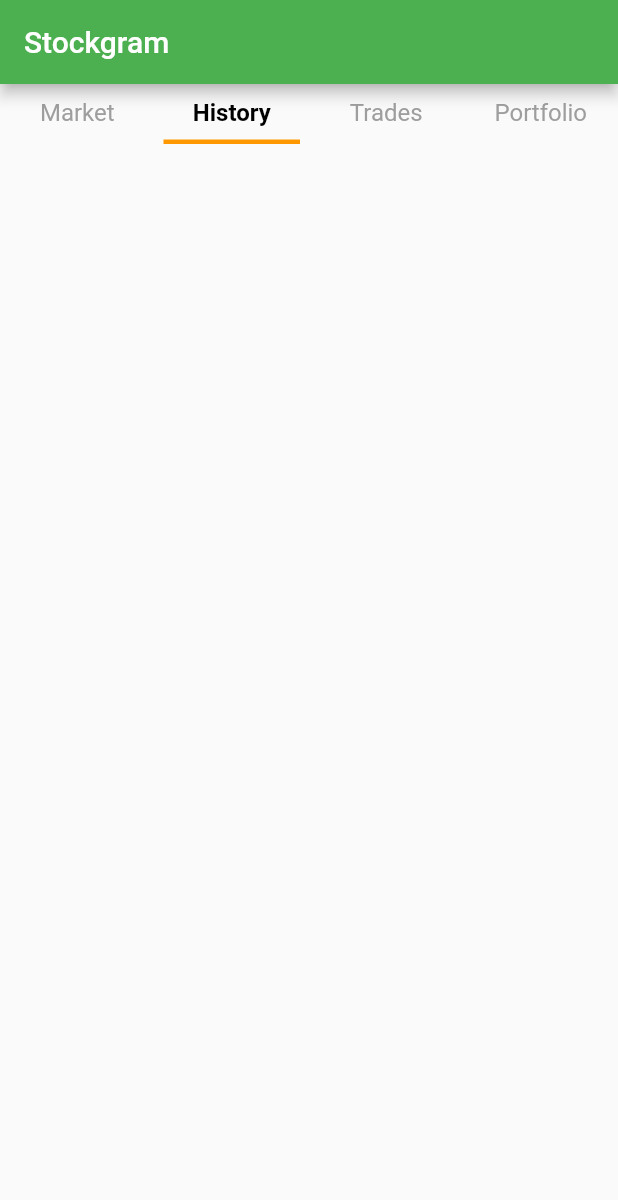
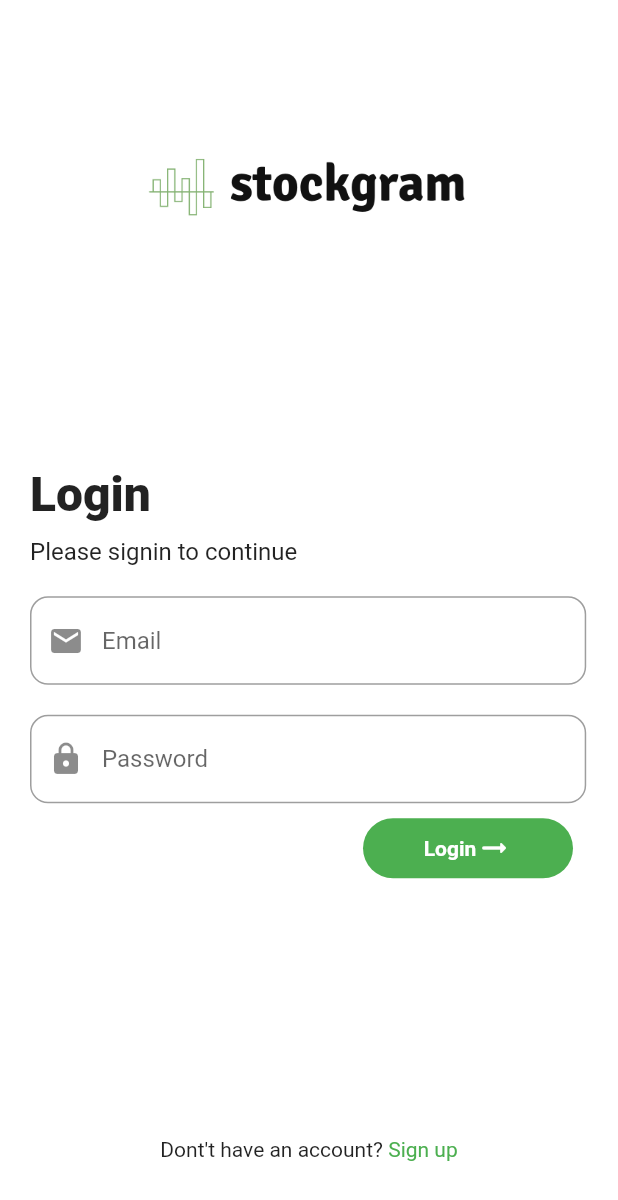
Before and after one commit to Jainaveen-M/stockgram, a Flutter app: the screen it shows after launch, on a phone screen of 412 x 824 dp. Shown: the top 1200 px of the screen. Run offline on Flutter 3.47's test engine with Material 2 defaults, Android fonts, the phone set to English and light mode, and no system bars; our stand-ins replace bloc, firebase_auth, firebase_core, flutter_bloc, get_it, sqflite; missing offline and left inert: web_socket_client; accounts and stored records are empty.

Commit message:
firebase and login screen setup

```diff
--- /dev/null
+++ b/lib/bloc/auth/auth_bloc.dart
@@ -0,0 +1,24 @@
+import 'dart:async';
+import 'package:firebase_auth/firebase_auth.dart';
+import 'package:flutter_bloc/flutter_bloc.dart';
+part 'auth_event.dart';
+part 'auth_state.dart';
+
+class AuthBloc extends Bloc<AuthEvent, AuthState> {
+  AuthBloc() : super(AuthInitial()) {
+    on<AuthLoginEvent>(_firebaseLogin);
+  }
+
+  FutureOr<void> _firebaseLogin(
+      AuthLoginEvent event, Emitter<AuthState> emit) async {
+    final UserCredential result =
+        await FirebaseAuth.instance.signInWithEmailAndPassword(
+      email: "jaitest@gmail.com",
+      password: "Jai@1234",
+    );
+    String? email = result.user!.email;
+    if (email != null) {
+      emit(AuthLoginSuccess(email: email));
+    } else {}
+  }
+}
--- /dev/null
+++ b/lib/bloc/auth/auth_event.dart
@@ -0,0 +1,12 @@
+part of 'auth_bloc.dart';
+
+abstract class AuthEvent {}
+
+class AuthLoginEvent extends AuthEvent {
+  final String email;
+  final String password;
+  AuthLoginEvent({
+    required this.email,
+    required this.password,
+  });
+}
--- /dev/null
+++ b/lib/bloc/auth/auth_state.dart
@@ -0,0 +1,19 @@
+part of 'auth_bloc.dart';
+
+class AuthState {}
+
+class AuthInitial extends AuthState {}
+
+class AuthLoginSuccess extends AuthState {
+  final String email;
+  AuthLoginSuccess({
+    required this.email,
+  });
+}
+
+class AuthLoginFailed extends AuthState {
+  final String message;
+  AuthLoginFailed({
+    required this.message,
+  });
+}
--- a/lib/bloc/order_history/order_history_bloc.dart
+++ b/lib/bloc/order_history/order_history_bloc.dart
@@ -1,5 +1,4 @@
 import 'dart:async';
-import 'dart:developer';
 import 'package:flutter_bloc/flutter_bloc.dart';
 import 'package:stockgram/data/models/order.dart';
 import 'package:stockgram/util/localstorage.dart';
--- a/lib/main.dart
+++ b/lib/main.dart
@@ -1,10 +1,15 @@
+import 'package:firebase_core/firebase_core.dart';
 import 'package:flutter/material.dart';
-import 'package:stockgram/presentation/screens/home.dart';
+import 'package:stockgram/firebase_options.dart';
+import 'package:stockgram/presentation/screens/auth_screen.dart';
 import 'package:stockgram/util/service_locator.dart';
 
-void main() {
+void main() async {
   WidgetsFlutterBinding.ensureInitialized();
   initServiceLocator();
+  await Firebase.initializeApp(
+    options: DefaultFirebaseOptions.currentPlatform,
+  );
   runApp(MyApp());
 }
 
@@ -21,7 +26,7 @@ class MyApp extends StatelessWidget {
         textTheme: const TextTheme(),
       ),
       themeMode: ThemeMode.dark,
-      home: const Home(),
+      home: const AuthScreen(),
     );
   }
 }
--- /dev/null
+++ b/lib/presentation/screens/auth_screen.dart
@@ -0,0 +1,209 @@
+import 'dart:developer';
+
+import 'package:firebase_auth/firebase_auth.dart';
+import 'package:flutter/material.dart';
+import 'package:flutter_bloc/flutter_bloc.dart';
+import 'package:stockgram/bloc/auth/auth_bloc.dart';
+import 'package:stockgram/presentation/screens/home.dart';
+
+class AuthScreen extends StatefulWidget {
+  const AuthScreen({super.key});
+
+  @override
+  State<AuthScreen> createState() => _AuthScreenState();
+}
+
+class _AuthScreenState extends State<AuthScreen> {
+  createUser() async {
+    try {
+      final credential =
+          await FirebaseAuth.instance.createUserWithEmailAndPassword(
+        email: "jaitest@gmail.com",
+        password: "Jai@1234",
+      );
+    } on FirebaseAuthException catch (e) {
+      if (e.code == 'weak-password') {
+        log('The password provided is too weak.');
+      } else if (e.code == 'email-already-in-use') {
+        log('The account already exists for that email.');
+      }
+    } catch (e) {
+      log(e.toString());
+    }
+  }
+
+  void _signInWithEmailAndPassword() async {}
+
+  TextEditingController userNameController = TextEditingController();
+  TextEditingController passwordCotroller = TextEditingController();
+  AuthBloc authBloc = AuthBloc();
+  @override
+  void initState() {
+    // Navigator.pushReplacement(
+    //     context, MaterialPageRoute(builder: (context) => const Home()));
+    super.initState();
+  }
+
+  @override
+  Widget build(BuildContext context) {
+    return Scaffold(
+      backgroundColor: Colors.white,
+      body: Center(
+        child: Column(
+          crossAxisAlignment: CrossAxisAlignment.start,
+          mainAxisAlignment: MainAxisAlignment.spaceBetween,
+          children: [
+            Padding(
+              padding: const EdgeInsets.only(top: 100.0, left: 30, right: 30),
+              child: Center(
+                child: Image.asset(
+                  "assets/logo.png",
+                  width: MediaQuery.of(context).size.width * 0.55,
+                ),
+              ),
+            ),
+            BlocListener<AuthBloc, AuthState>(
+              bloc: authBloc,
+              listener: (context, state) {
+                if (state is AuthLoginSuccess) {
+                  Navigator.pushReplacement(
+                    context,
+                    MaterialPageRoute(builder: (context) => const Home()),
+                  );
+                }
+              },
+              child: Padding(
+                padding: const EdgeInsets.all(20.0),
+                child: Column(
+                  crossAxisAlignment: CrossAxisAlignment.start,
+                  children: [
+                    const Padding(
+                      padding: EdgeInsets.only(bottom: 10.0),
+                      child: Text(
+                        "Login",
+                        style: TextStyle(
+                          fontWeight: FontWeight.w800,
+                          fontSize: 32,
+                        ),
+                      ),
+                    ),
+                    const Text(
+                      "Please signin to continue",
+                      style: TextStyle(
+                        fontSize: 16,
+                      ),
+                    ),
+                    const SizedBox(
+                      height: 20,
+                    ),
+                    SizedBox(
+                      width: MediaQuery.of(context).size.width * 0.9,
+                      child: TextField(
+                        keyboardType: const TextInputType.numberWithOptions(
+                          decimal: true,
+                          signed: false,
+                        ),
+                        decoration: InputDecoration(
+                          hintText: 'Email',
+                          border: OutlineInputBorder(
+                            borderSide: const BorderSide(width: 4),
+                            borderRadius: BorderRadius.circular(12),
+                          ),
+                          prefixIcon: const Icon(Icons.email, size: 24),
+                        ),
+                        controller: userNameController,
+                        onChanged: (value) {},
+                      ),
+                    ),
+                    const SizedBox(
+                      height: 20,
+                    ),
+                    SizedBox(
+                      width: MediaQuery.of(context).size.width * 0.9,
+                      child: TextField(
+                        keyboardType: const TextInputType.numberWithOptions(
+                          decimal: true,
+                          signed: false,
+                        ),
+                        decoration: InputDecoration(
+                          hintText: 'Password',
+                          border: OutlineInputBorder(
+                            borderSide: const BorderSide(width: 4),
+                            borderRadius: BorderRadius.circular(12),
+                          ),
+                          prefixIcon: const Icon(Icons.lock_rounded, size: 24),
+                        ),
+                        controller: passwordCotroller,
+                        onChanged: (value) {},
+                      ),
+                    ),
+                    Padding(
+                      padding: const EdgeInsets.all(10.0),
+                      child: Align(
+                        alignment: Alignment.centerRight,
+                        child: GestureDetector(
+                          onTap: () {
+                            // _signInWithEmailAndPassword();
+                            authBloc.add(AuthLoginEvent(
+                                email: userNameController.text,
+                                password: passwordCotroller.text));
+                          },
+                          child: Container(
+                            decoration: BoxDecoration(
+                              color: Colors.green,
+                              borderRadius: BorderRadius.circular(30),
+                            ),
+                            height: 40,
+                            width: 140,
+                            child: Center(
+                              child: Row(
+                                mainAxisAlignment: MainAxisAlignment.center,
+                                children: const [
+                                  Text(
+                                    "Login",
+                                    style: TextStyle(
+                                      color: Colors.white,
+                                      fontWeight: FontWeight.bold,
+                                    ),
+                                  ),
+                                  Icon(
+                                    Icons.arrow_right_alt_rounded,
+                                    color: Colors.white,
+                                  )
+                                ],
+                              ),
+                            ),
+                          ),
+                        ),
+                      ),
+                    ),
+                  ],
+                ),
+              ),
+            ),
+            const Center(
+              child: Padding(
+                padding: EdgeInsets.only(bottom: 50.0),
+                child: Text.rich(
+                  TextSpan(
+                    children: [
+                      TextSpan(
+                        text: "Dont\'t have an account?",
+                      ),
+                      TextSpan(
+                        text: " Sign up",
+                        style: TextStyle(
+                          color: Colors.green,
+                        ),
+                      ),
+                    ],
+                  ),
+                ),
+              ),
+            ),
+          ],
+        ),
+      ),
+    );
+  }
+}
--- a/lib/presentation/screens/home.dart
+++ b/lib/presentation/screens/home.dart
@@ -65,16 +65,6 @@ class _HomeState extends State<Home> with SingleTickerProviderStateMixin {
                     ),
                   ),
                   Text(
-                    'Trades',
-                    textAlign: TextAlign.center,
-                    style: TextStyle(
-                      fontWeight:
-                          currentTab == 2 ? FontWeight.bold : FontWeight.normal,
-                      fontSize: 16.0,
-                      color: currentTab == 2 ? Colors.black : unselectedColor,
-                    ),
-                  ),
-                  Text(
                     'Portfolio',
                     textAlign: TextAlign.center,
                     style: TextStyle(
--- a/pubspec.yaml
+++ b/pubspec.yaml
@@ -40,6 +40,8 @@ dependencies:
   get_it: ^7.6.0
   sqflite: ^2.2.8+4
   path: ^1.8.2
+  firebase_auth: ^4.16.0
+  firebase_core: ^2.24.2
 
 dev_dependencies:
   flutter_test:
@@ -64,8 +66,8 @@ flutter:
   uses-material-design: true
 
   # To add assets to your application, add an assets section, like this:
-  # assets:
-  #   - images/a_dot_burr.jpeg
+  assets:
+    - assets/logo.png
   #   - images/a_dot_ham.jpeg
 
   # An image asset can refer to one or more resolution-specific "variants", see
```
Also changed, not shown: assets/logo.png (added), lib/firebase_options.dart (added), pubspec.lock, 14 other files.
